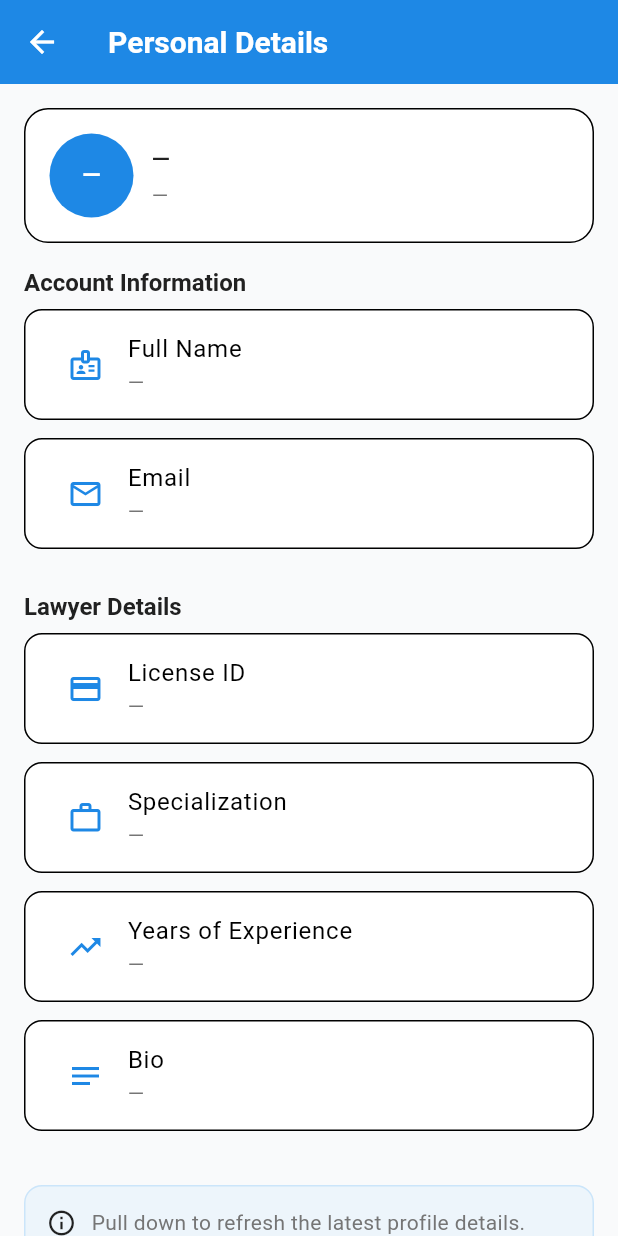
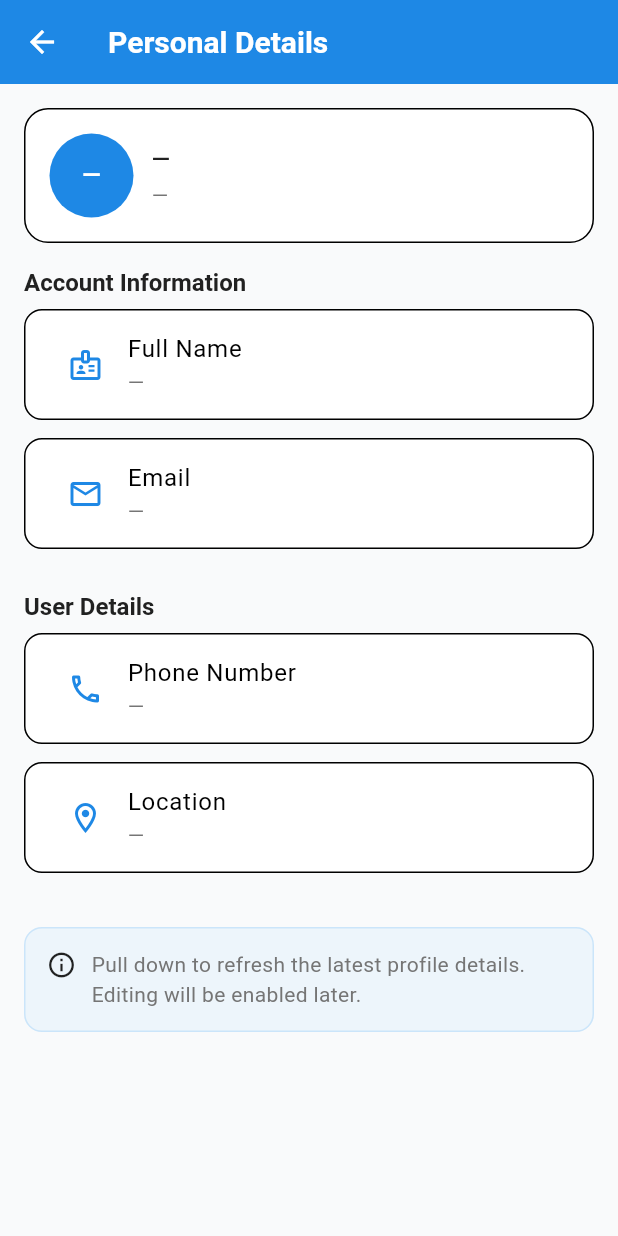
Before and after one commit to shadabtanjeed/CaseMate, a Flutter app: the PersonalDetailsScreen screen opened directly, on a phone screen of 412 x 824 dp. Run offline on Flutter 3.47's test engine with Material 3 defaults, Android fonts, the phone set to English and light mode, and no system bars; our stand-ins replace equatable, flutter_dotenv, flutter_markdown, flutter_riverpod, flutter_secure_storage, google_fonts; accounts and stored records are empty.

Commit message:
new_profile_changes

```diff
--- a/frontend/lib/core/theme/app_theme.dart
+++ b/frontend/lib/core/theme/app_theme.dart
@@ -122,7 +122,7 @@ class AppTheme {
           vertical: 14,
         ),
       ),
-      cardTheme: CardTheme(
+      cardTheme: CardThemeData(
         color: white,
         elevation: 0,
         shape: RoundedRectangleBorder(
--- a/frontend/lib/features/auth/domain/entities/user.dart
+++ b/frontend/lib/features/auth/domain/entities/user.dart
@@ -1,3 +1,5 @@
+
+//user.dart
 import 'package:equatable/equatable.dart';
 
 class User extends Equatable {
--- a/frontend/lib/features/auth/presentation/screens/personal_details_screen.dart
+++ b/frontend/lib/features/auth/presentation/screens/personal_details_screen.dart
@@ -10,6 +10,7 @@ class PersonalDetailsScreen extends ConsumerWidget {
   Widget build(BuildContext context, WidgetRef ref) {
     final authState = ref.watch(authProvider);
     final user = authState.user;
+    final isLawyer = user?.role == 'lawyer'; // Check if user is a lawyer
 
     return Scaffold(
       appBar: AppBar(
@@ -36,6 +37,9 @@ class PersonalDetailsScreen extends ConsumerWidget {
               label: 'Email',
               value: user?.email ?? '—',
             ),
+
+            // Show lawyer details only if user is a lawyer
+            if (isLawyer) ...[
               const SizedBox(height: 16),
               _sectionTitle(context, 'Lawyer Details'),
               const SizedBox(height: 8),
@@ -68,6 +72,27 @@ class PersonalDetailsScreen extends ConsumerWidget {
                 value: (user?.bio?.trim().isNotEmpty ?? false) ? user!.bio! : '—',
                 multiline: true,
               ),
+            ],
+
+            // Show user details only if user is NOT a lawyer
+            if (!isLawyer) ...[
+              const SizedBox(height: 16),
+              _sectionTitle(context, 'User Details'),
+              const SizedBox(height: 8),
+              _infoTile(
+                context,
+                icon: Icons.phone_outlined,
+                label: 'Phone Number',
+                value: user?.phone ?? '—',
+              ),
+              _infoTile(
+                context,
+                icon: Icons.location_on_outlined,
+                label: 'Location',
+                value: user?.location ?? '—',
+              ),
+            ],
+
             const SizedBox(height: 24),
             _tipBox(context),
           ],
```
Lines whose indentation alone changed are shown as unchanged.
